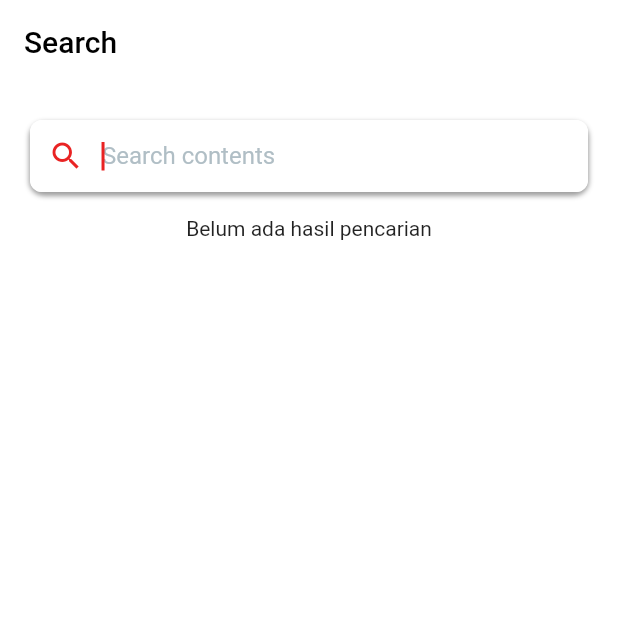
After one commit to CevinWays/medisains, a Flutter app: the SearchContentPage screen opened directly, on a phone screen of 412 x 824 dp, the top half of it. The commit adds this screen. Run offline on Flutter 3.47's test engine with Material 2 defaults, Android fonts, the phone set to English and light mode, and no system bars; our stand-ins replace bloc, cached_network_image, carousel_slider, cloud_firestore, date_format, equatable and 12 more; accounts and stored records are empty; network calls fail.

Commit message:
Adding search data

```diff
--- a/lib/pages/content/bloc/content_event.dart
+++ b/lib/pages/content/bloc/content_event.dart
@@ -26,3 +26,12 @@ class ReadContentEvent extends ContentEvent{
   @override
   String toString() => 'ReadContentEvent';
 }
+
+class SearchContentEvent extends ContentEvent{
+  final String searchText;
+
+  SearchContentEvent({this.searchText});
+
+  @override
+  String toString() => 'SearchContentEvent';
+}
--- a/lib/pages/content/bloc/content_state.dart
+++ b/lib/pages/content/bloc/content_state.dart
@@ -34,3 +34,12 @@ class CreateContentState extends ContentState{
 }
 
 class LoadingState extends ContentState{}
+
+class SearchContentState extends ContentState{
+  final List<ContentModel> listContentSearchResult;
+
+  SearchContentState({this.listContentSearchResult});
+
+  @override
+  String toString() => 'SearchContentState';
+}
--- a/lib/pages/content/layout/form_content_page.dart
+++ b/lib/pages/content/layout/form_content_page.dart
@@ -116,7 +116,7 @@ class _FormContentPageState extends State<FormContentPage> {
                           children: [
                             _image == null ? Container(
                               padding: EdgeInsets.all(16),
-                              child: Icon(Icons.add_a_photo,size: 40,),
+                              child: Icon(Icons.image_outlined,size: 40,color: Colors.white,),
                               decoration: BoxDecoration(
                                   color: lightRedColor,
                                   borderRadius: BorderRadius.circular(8),
--- /dev/null
+++ b/lib/pages/content/layout/search_content_page.dart
@@ -0,0 +1,208 @@
+import 'package:flutter/material.dart';
+import 'package:flutter_bloc/flutter_bloc.dart';
+import 'package:flutter_rating_bar/flutter_rating_bar.dart';
+import 'package:medisains/helpers/constant_color.dart';
+import 'package:medisains/helpers/constant_routes.dart';
+import 'package:medisains/helpers/datetime_helper.dart';
+import 'package:medisains/pages/content/bloc/bloc.dart';
+import 'package:medisains/pages/content/model/content_model.dart';
+
+class SearchContentPage extends StatefulWidget {
+  @override
+  _SearchContentPageState createState() => _SearchContentPageState();
+}
+
+class _SearchContentPageState extends State<SearchContentPage> {
+  ContentBloc _contentBloc;
+  TextEditingController _searcText = TextEditingController();
+
+  @override
+  void initState() {
+    // TODO: implement initState
+    super.initState();
+    _contentBloc = ContentBloc(InitialContentState());
+  }
+
+  @override
+  void dispose() {
+    // TODO: implement dispose
+    _searcText = TextEditingController();
+    super.dispose();
+  }
+
+  @override
+  Widget build(BuildContext context) {
+    return Scaffold(
+      backgroundColor: Colors.white,
+      appBar: AppBar(
+        elevation: 0.0,
+        title: Text("Search",style: TextStyle(color: Colors.black),),
+        automaticallyImplyLeading: false,
+        backgroundColor: Colors.white,
+      ),
+      body: Container(
+          padding: EdgeInsets.all(16),
+          child: SingleChildScrollView(
+            child: Column(
+              children: [
+                Container(
+                  margin: EdgeInsets.only(top: 8,bottom: 16,right: 4,left: 4),
+                  child: TextFormField(
+                    keyboardType: TextInputType.text,
+                    textCapitalization: TextCapitalization.sentences,
+                    autofocus: true,
+                    controller: _searcText,
+                    onEditingComplete: (){
+                      _contentBloc.add(SearchContentEvent(searchText: _searcText.text));
+                    },
+                    decoration: InputDecoration(
+                      contentPadding: const EdgeInsets.only(left: 14.0),
+                      hintText: "Search contents",
+                      hintStyle: TextStyle(color: disableTextGreyColor,),
+                      prefixIcon: Icon(Icons.search,color: primaryColor,),
+                      fillColor: Colors.white,
+                      hoverColor: Colors.white,
+                      filled: true,
+                      focusedBorder: OutlineInputBorder(
+                        borderRadius: BorderRadius.circular(8.0),
+                        borderSide: BorderSide(
+                          color: Colors.white,
+                        ),
+                      ),
+                      enabledBorder: OutlineInputBorder(
+                        borderRadius: BorderRadius.circular(8.0),
+                        borderSide: BorderSide(
+                          color: Colors.white,
+                        ),
+                      ),
+                    ),
+                  ),
+                  decoration: BoxDecoration(
+                      color: Colors.white,
+                      borderRadius: BorderRadius.circular(10),
+                      boxShadow: [
+                        BoxShadow(
+                            color: Colors.black38,
+                            blurRadius: 2,
+                            spreadRadius: 0.2,
+                            offset:Offset(0,2)
+                        )
+                      ]
+                  ),
+                ),
+                _widgetDetailCategory(),
+              ],
+            ),
+          )),
+    );
+  }
+
+  Widget _widgetDetailCategory(){
+    return BlocBuilder(
+        cubit: _contentBloc,
+        builder: (context,state){
+          return state is SearchContentState && state.listContentSearchResult.length > 0 ? ListView.builder(
+            physics: NeverScrollableScrollPhysics(),
+            shrinkWrap: true,
+            itemCount: state is SearchContentState && state.listContentSearchResult.length > 0 ? state.listContentSearchResult.length : null,
+            itemBuilder: (context,int index){
+              ContentModel contentModel = state is SearchContentState && state.listContentSearchResult.length > 0 ? state.listContentSearchResult[index] : null;
+              return InkWell(
+                onTap: () {
+                  Navigator.pushNamed(context, contentPage, arguments: contentModel);
+                },
+                child: Container(
+                  padding: EdgeInsets.all(16),
+                  margin: EdgeInsets.symmetric(horizontal: 5.0, vertical: 5.0),
+                  decoration: BoxDecoration(
+                      color: Colors.white,
+                      borderRadius: BorderRadius.circular(8),
+                      boxShadow: [
+                        BoxShadow(
+                            color: Colors.black38,
+                            blurRadius: 2,
+                            spreadRadius: 0.2,
+                            offset:Offset(0,2)
+                        )
+                      ]
+                  ),
+                  child: Column(
+                    crossAxisAlignment: CrossAxisAlignment.start,
+                    children: <Widget>[
+                      Row(
+                        children: [
+                          Text(contentModel.title,style: TextStyle(fontSize: 18,fontWeight: FontWeight.bold,color: textDark)),
+                          Row(
+                            children: [
+                              Padding(
+                                padding: const EdgeInsets.only(right: 6),
+                                child: Text(double.parse(contentModel.rating.toString()).toString(),style: TextStyle(fontSize: 14,color: textDark,fontWeight: FontWeight.w300)),
+                              ),
+                              RatingBar.builder(
+                                itemSize: 18,
+                                initialRating: double.parse(contentModel.rating.toString()),
+                                minRating: 1,
+                                direction: Axis.horizontal,
+                                allowHalfRating: true,
+                                itemCount: 1,
+                                itemPadding: EdgeInsets.only(right: 4),
+                                itemBuilder: (context, _) => Icon(
+                                  Icons.star,
+                                  color: primaryColor,
+                                ),
+                                onRatingUpdate: (rating) {
+                                  print(rating);
+                                },
+                              ),
+                            ],
+                          ),
+                        ],
+                        mainAxisAlignment: MainAxisAlignment.spaceBetween,
+                      ),
+                      SizedBox(height: 5),
+                      Text(contentModel.category,style: TextStyle(fontSize: 12,color: disableTextGreyColor)),
+                      SizedBox(height: 10),
+                      Row(
+                        children: [
+                          Icon(Icons.person_outline,color: Colors.grey,size: 20),
+                          Padding(
+                            padding: const EdgeInsets.only(left: 16),
+                            child: Text(contentModel.authorName,style: TextStyle(color: textDark),),
+                          ),
+                        ],
+                      ),
+                      SizedBox(height: 4),
+                      Row(
+                        children: [
+                          Icon(Icons.location_on_outlined,color: Colors.grey,size: 20),
+                          Padding(
+                            padding: const EdgeInsets.only(left: 16),
+                            child: Text(contentModel.instance),
+                          ),
+                        ],
+                      ),
+                      SizedBox(height: 4),
+                      Row(
+                        children: [
+                          Icon(Icons.date_range_outlined,color: Colors.grey,size: 20),
+                          Padding(
+                              padding: const EdgeInsets.only(left: 16),
+                              child: Text(DateTimeHelper.dateTimeFormatFromString(contentModel.createDate),
+                              )),
+                        ],
+                      ),
+                      SizedBox(height: 4),
+                      Divider(),
+                      Text("Description",style: TextStyle(fontSize: 14,fontWeight: FontWeight.bold,color: Colors.black)),
+                      SizedBox(height: 5),
+                      Text(contentModel.desc,style: TextStyle(fontSize: 12),overflow: TextOverflow.ellipsis,),
+                    ],
+                  ),
+                ),
+              );
+            },
+          ) : Container(child: Center(child: Text('Belum ada hasil pencarian'),));
+        }
+    );
+  }
+}
--- a/lib/pages/home/fragment_home_page.dart
+++ b/lib/pages/home/fragment_home_page.dart
@@ -12,6 +12,7 @@ import 'package:medisains/helpers/constant_color.dart';
 import 'package:medisains/helpers/constant_routes.dart';
 import 'package:medisains/helpers/datetime_helper.dart';
 import 'package:medisains/pages/content/bloc/bloc.dart';
+import 'package:medisains/pages/content/layout/search_content_page.dart';
 import 'package:medisains/pages/content/model/content_model.dart';
 import 'package:medisains/pages/profile/profile_page.dart';
 
@@ -90,6 +91,8 @@ class FragmentHomePage extends StatelessWidget {
           Container(
             margin: EdgeInsets.only(top: 8,bottom: 16,right: 4,left: 4),
             child: TextFormField(
+              readOnly: true,
+              onTap: () => Navigator.push(context, MaterialPageRoute(builder: (context)=> SearchContentPage())),
               decoration: InputDecoration(
                 contentPadding: const EdgeInsets.only(left: 14.0),
                 hintText: "Search contents",
```
Also changed, not shown: lib/pages/content/bloc/content_bloc.dart (+21 -0 lines), lib/pages/profile/profile_page.dart (+3 -10 lines).
